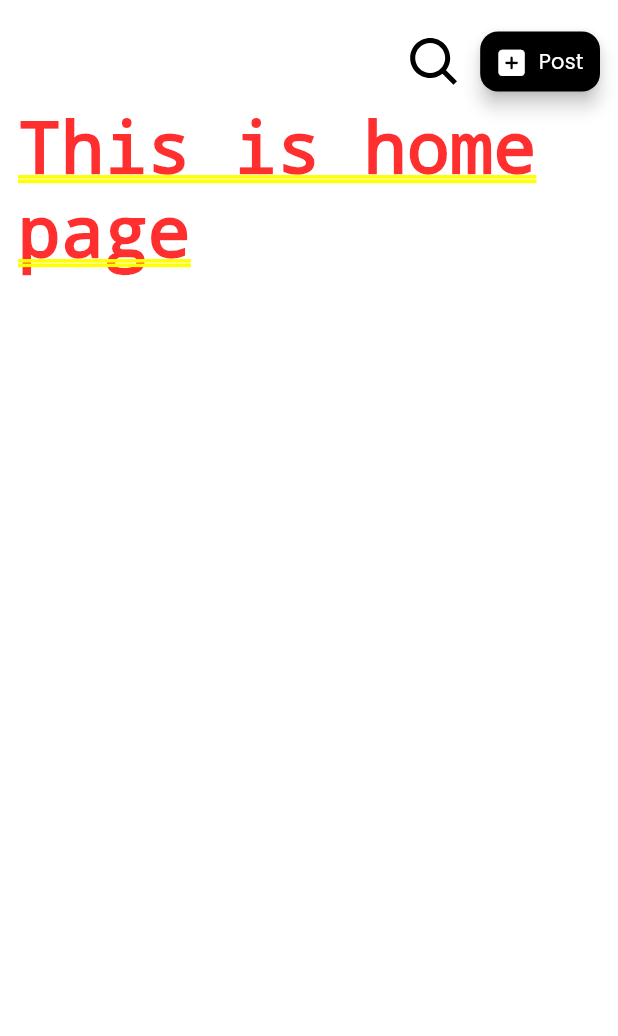
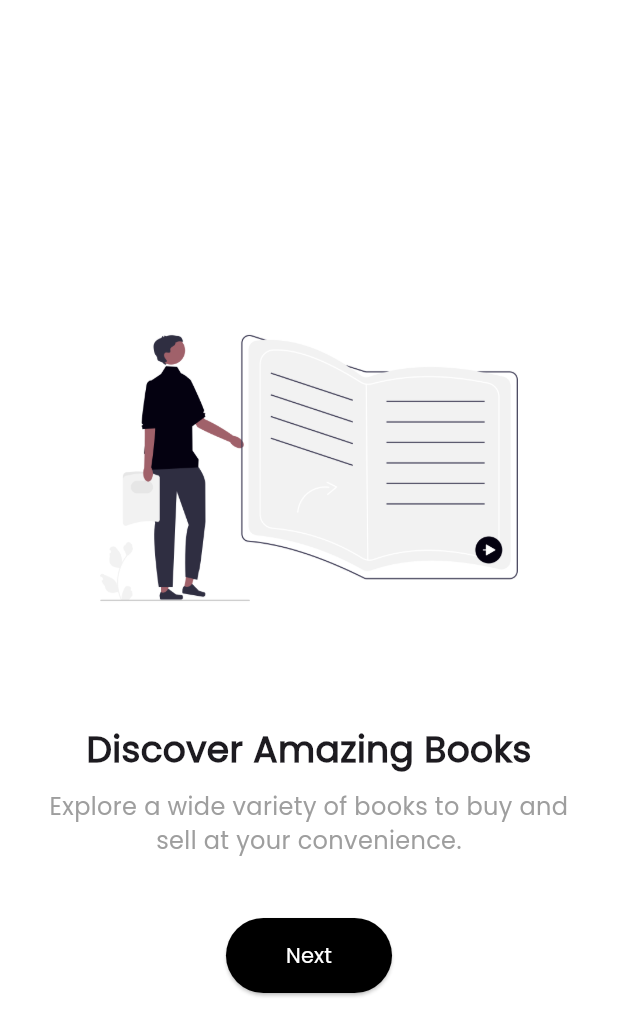
Before and after one commit to NirajanMahato/revive_reads, a Flutter app: the screen it shows after launch, on a phone screen of 412 x 824 dp. Shown: the top 1036 px of the screen. Run offline on Flutter 3.47's test engine with Material 3 defaults, Android fonts, the phone set to English and light mode, and no system bars; our stand-ins replace flutter_boxicons, font_awesome_flutter.

Commit message:
onboarding screens

```diff
--- a/lib/app.dart
+++ b/lib/app.dart
@@ -2,6 +2,8 @@ import 'package:flutter/material.dart';
 import 'package:revive_reads/view/forgot_password_view.dart';
 import 'package:revive_reads/view/home_screen_view.dart';
 import 'package:revive_reads/view/login_screen_view.dart';
+import 'package:revive_reads/view/onboarding_screen_1.dart';
+import 'package:revive_reads/view/onboarding_screen_2.dart';
 import 'package:revive_reads/view/register_screen_view.dart';
 import 'package:revive_reads/view/splash_screen_view.dart';
 
@@ -20,6 +22,8 @@ class MyApp extends StatelessWidget {
       initialRoute: '/',
       routes: {
         '/': (context) => const SplashScreenView(),
+         '/onboarding1': (context) => const OnboardingScreen1(),
+        '/onboarding2': (context) => const OnboardingScreen2(),
         '/login': (context) => const LoginScreenView(),
         '/register': (context) => const RegisterScreenView(),
         '/forget-password': (context) => const ForgotPasswordView(),
--- /dev/null
+++ b/lib/view/onboarding_screen_1.dart
@@ -0,0 +1,45 @@
+import 'package:flutter/material.dart';
+
+class OnboardingScreen1 extends StatelessWidget {
+  const OnboardingScreen1({super.key});
+
+  @override
+  Widget build(BuildContext context) {
+    return Scaffold(
+      body: Padding(
+        padding: const EdgeInsets.all(20.0),
+        child: Column(
+          mainAxisAlignment: MainAxisAlignment.center,
+          children: [
+            Image.asset('assets/images/onboarding1.png', height: 300),
+            const SizedBox(height: 20),
+            const Text(
+              "Discover Amazing Books",
+              style: TextStyle(fontSize: 24, fontWeight: FontWeight.bold),
+              textAlign: TextAlign.center,
+            ),
+            const SizedBox(height: 10),
+            const Text(
+              "Explore a wide variety of books to buy and sell at your convenience.",
+              style: TextStyle(fontSize: 16, color: Colors.grey),
+              textAlign: TextAlign.center,
+            ),
+            const SizedBox(height: 40),
+            ElevatedButton(
+              style: ElevatedButton.styleFrom(
+                backgroundColor: Colors.black,
+                foregroundColor: Colors.white,
+                padding:
+                    const EdgeInsets.symmetric(horizontal: 40, vertical: 15),
+              ),
+              onPressed: () {
+                Navigator.pushNamed(context, '/onboarding2');
+              },
+              child: const Text("Next"),
+            ),
+          ],
+        ),
+      ),
+    );
+  }
+}
--- a/lib/view/splash_screen_view.dart
+++ b/lib/view/splash_screen_view.dart
@@ -1,5 +1,5 @@
 import 'package:flutter/material.dart';
-import 'package:revive_reads/view/home_screen_view.dart';
+import 'package:revive_reads/view/onboarding_screen_1.dart';
 
 class SplashScreenView extends StatefulWidget {
   const SplashScreenView({super.key});
@@ -18,7 +18,7 @@ class _SplashScreenViewState extends State<SplashScreenView> {
   _navigatetohome() async {
     await Future.delayed(Duration(milliseconds: 2000), () {});
     Navigator.pushReplacement(context,
-        MaterialPageRoute(builder: (context) => const HomeScreenView()));
+        MaterialPageRoute(builder: (context) => const OnboardingScreen1()));
   }
 
   @override
```
Also changed, not shown: lib/common/widgets/custom_text_field.dart (+7 -3 lines), lib/view/forgot_password_view.dart (+10 -2 lines), lib/view/login_screen_view.dart (+34 -4 lines), lib/view/onboarding_screen_2.dart (added, +45 -0 lines), lib/view/register_screen_view.dart (+46 -5 lines), assets/images/onboarding1.png (added), assets/images/onboarding2.png (added).
